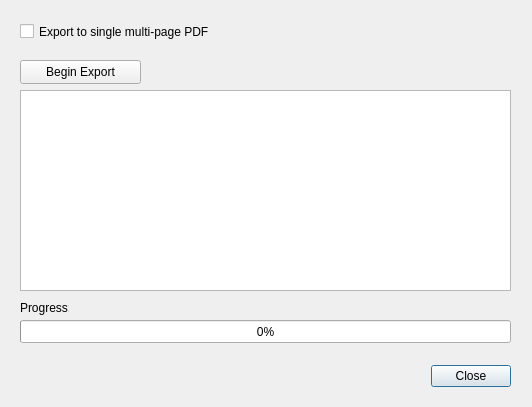
Qt form src/pdfbatchexport.ui (willmh93/SonaeLabelMaker) before a commit.
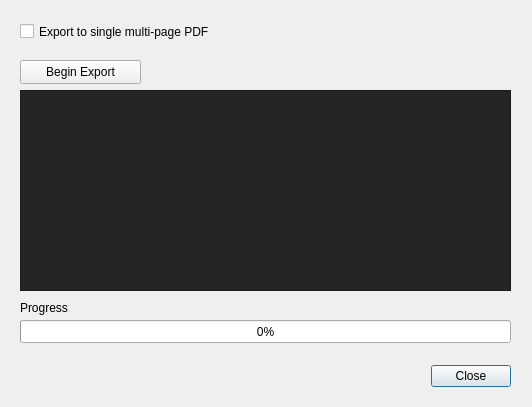
The same form after that commit.

Diff of the .ui file:
```diff
--- a/src/pdfbatchexport.ui
+++ b/src/pdfbatchexport.ui
@@ -48,7 +48,7 @@
     </rect>
    </property>
    <property name="styleSheet">
-    <string notr="true"/>
+    <string notr="true">background-color: #252525</string>
    </property>
    <property name="selectionMode">
     <enum>QAbstractItemView::SelectionMode::NoSelection</enum>
```
